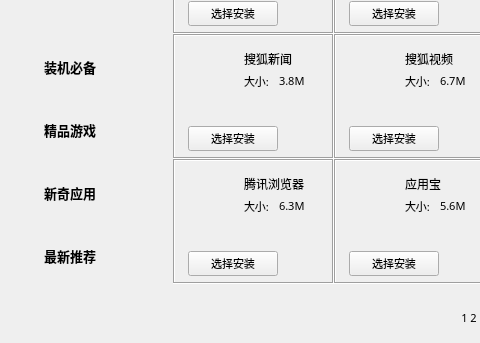
First picture: the form in src/ui/installation.ui, repository tkpclark/tinker, before the edit; both pictures show x 0 to 480 and y 137 to 480 of the 800 by 480 pixel window.
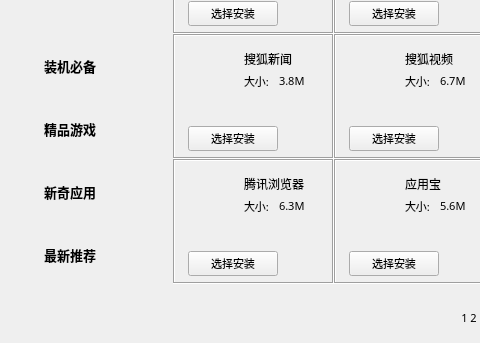
Second picture: the form after the edit. Icons and pictures are not drawn.

Commit message: 左侧导航按钮可以实际更新中间APP

```diff
--- a/src/ui/installation.ui
+++ b/src/ui/installation.ui
@@ -227,10 +227,16 @@
       </property>
       <item>
        <widget class="QWidget" name="navigationWidget" native="true">
+        <property name="sizePolicy">
+         <sizepolicy hsizetype="Fixed" vsizetype="Fixed">
+          <horstretch>0</horstretch>
+          <verstretch>0</verstretch>
+         </sizepolicy>
+        </property>
         <property name="maximumSize">
          <size>
           <width>164</width>
-          <height>16777215</height>
+          <height>373</height>
          </size>
         </property>
         <layout class="QVBoxLayout" name="verticalLayout_3">
```
Left out of the diff: 17 changed lines with no effect on the pictures. The commit also changes 5 other files.
